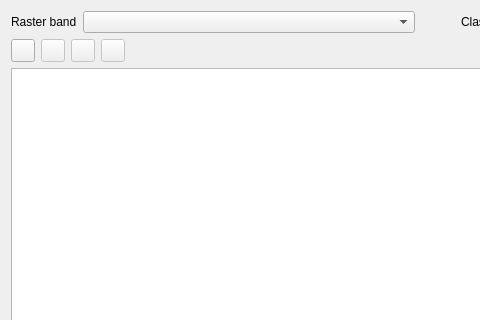
First picture: the form in Ui_RasterAttributeTableDialog.ui, repository noaa-ocs-hydrography/qgis-raster-attribute-table-plugin, before the edit; both pictures show x 0 to 480 and y 0 to 320 of the 967 by 489 pixel window.
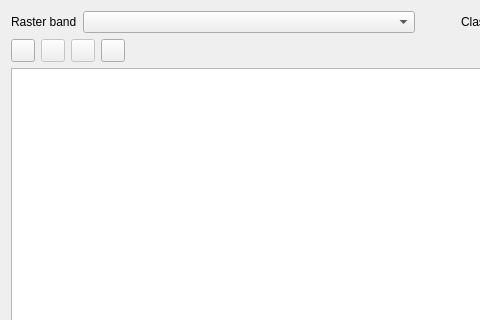
Second picture: the form after the edit.

```diff
--- a/Ui_RasterAttributeTableDialog.ui
+++ b/Ui_RasterAttributeTableDialog.ui
@@ -90,21 +90,12 @@
        </item>
        <item row="0" column="3">
         <widget class="QToolButton" name="mSaveChangesToolButton">
-         <property name="enabled">
-          <bool>false</bool>
-         </property>
          <property name="toolTip">
           <string>Save changes</string>
          </property>
          <property name="text">
           <string/>
          </property>
-         <property name="iconSize">
-          <size>
-           <width>16</width>
-           <height>16</height>
-          </size>
-         </property>
         </widget>
        </item>
        <item row="0" column="1">
```
